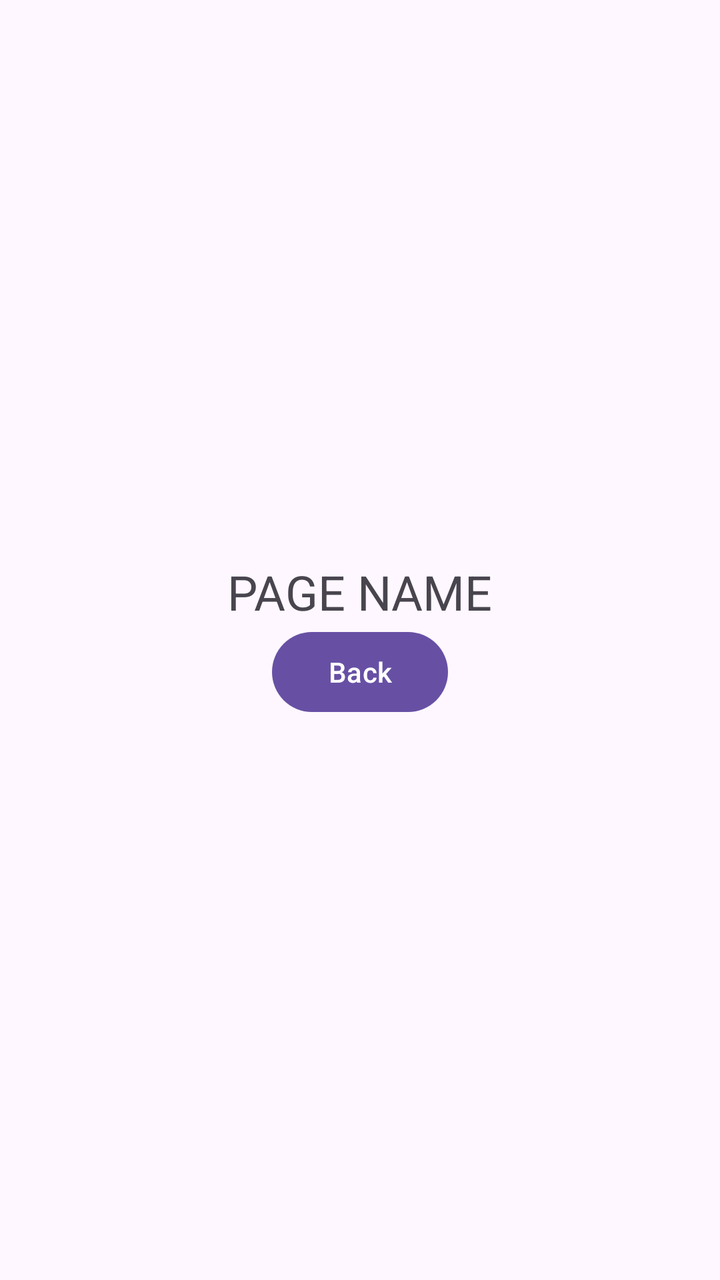
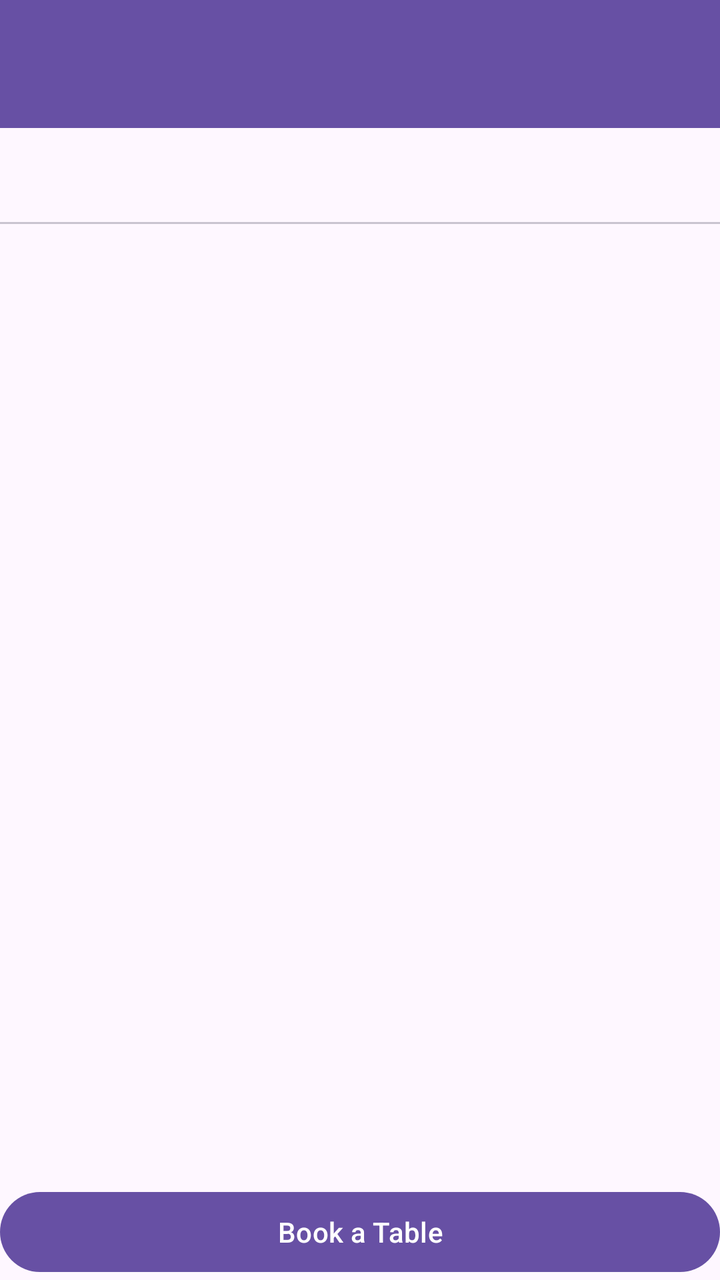

Two renders of the same Android screen: before a commit and after it. Below are the layout's source before the change and the commit's diff.
<!-- AndroidManifest.xml: application theme Theme.COMP2000RestaurantApp -->
<!-- res/layout/activity_menu.xml -->
<LinearLayout xmlns:android="http://schemas.android.com/apk/res/android"
    android:orientation="vertical"
    android:gravity="center"
    android:layout_width="match_parent"
    android:layout_height="match_parent">

    <TextView
        android:text="PAGE NAME"
        android:textSize="24sp"
        android:layout_width="wrap_content"
        android:layout_height="wrap_content"/>

    <Button
        android:id="@+id/btnBack"
        android:text="Back"
        android:layout_width="wrap_content"
        android:layout_height="wrap_content"/>
</LinearLayout>
<!-- resources referenced by this layout -->
<resources>
  <style name="Theme.COMP2000RestaurantApp" parent="Base.Theme.COMP2000RestaurantApp" />
  <style name="Base.Theme.COMP2000RestaurantApp" parent="Theme.Material3.DayNight.NoActionBar">
          
          
      </style>
</resources>

<!-- the commit's change to res/layout/activity_menu.xml (unified diff, before → after) -->
@@ -1,18 +1,54 @@
-<LinearLayout xmlns:android="http://schemas.android.com/apk/res/android"
-    android:orientation="vertical"
-    android:gravity="center"
+<?xml version="1.0" encoding="utf-8"?>
+<androidx.drawerlayout.widget.DrawerLayout
+    xmlns:android="http://schemas.android.com/apk/res/android"
+    xmlns:app="http://schemas.android.com/apk/res-auto"
+    android:id="@+id/drawer_layout"
     android:layout_width="match_parent"
     android:layout_height="match_parent">
 
-    <TextView
-        android:text="PAGE NAME"
-        android:textSize="24sp"
-        android:layout_width="wrap_content"
-        android:layout_height="wrap_content"/>
+    <LinearLayout
+        android:orientation="vertical"
+        android:layout_width="match_parent"
+        android:layout_height="match_parent">
 
-    <Button
-        android:id="@+id/btnBack"
-        android:text="Back"
-        android:layout_width="wrap_content"
-        android:layout_height="wrap_content"/>
-</LinearLayout>
+        <com.google.android.material.appbar.MaterialToolbar
+            android:id="@+id/topAppBar"
+            android:layout_width="match_parent"
+            android:layout_height="wrap_content"
+            android:title="Menu"
+            android:background="?attr/colorPrimary" />
+
+        <com.google.android.material.tabs.TabLayout
+            android:id="@+id/tabLayout"
+            android:layout_width="match_parent"
+            android:layout_height="wrap_content" />
+
+        <ScrollView
+            android:id="@+id/scrollMenu"
+            android:layout_width="match_parent"
+            android:layout_height="0dp"
+            android:layout_weight="1">
+
+            <LinearLayout
+                android:id="@+id/menuContainer"
+                android:orientation="vertical"
+                android:layout_width="match_parent"
+                android:layout_height="wrap_content" />
+        </ScrollView>
+
+        <com.google.android.material.button.MaterialButton
+            android:id="@+id/btnBookNow"
+            android:layout_width="match_parent"
+            android:layout_height="wrap_content"
+            android:text="Book a Table" />
+    </LinearLayout>
+
+    <com.google.android.material.navigation.NavigationView
+        android:id="@+id/navigation_view"
+        android:layout_width="280dp"
+        android:layout_height="match_parent"
+        android:layout_gravity="start"
+        android:fitsSystemWindows="true"
+        android:background="@android:color/white"
+        app:menu="@menu/drawer_menu" />
+</androidx.drawerlayout.widget.DrawerLayout>
